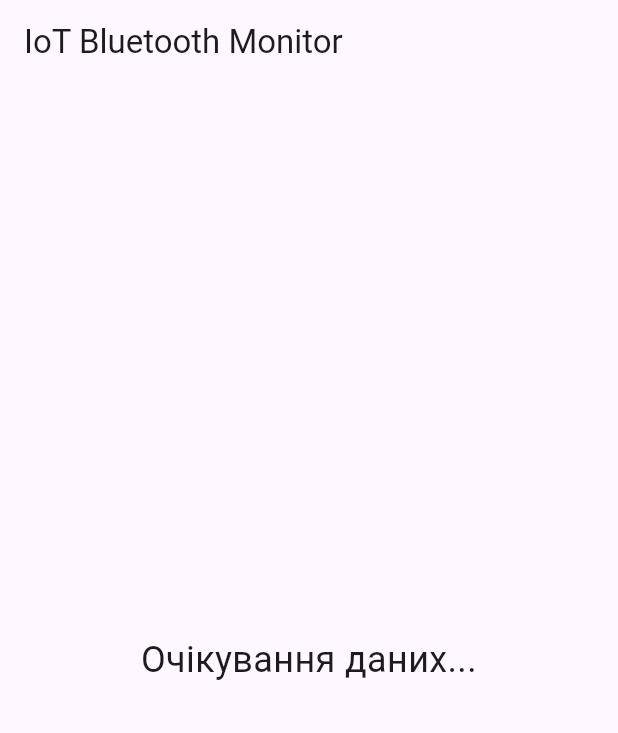
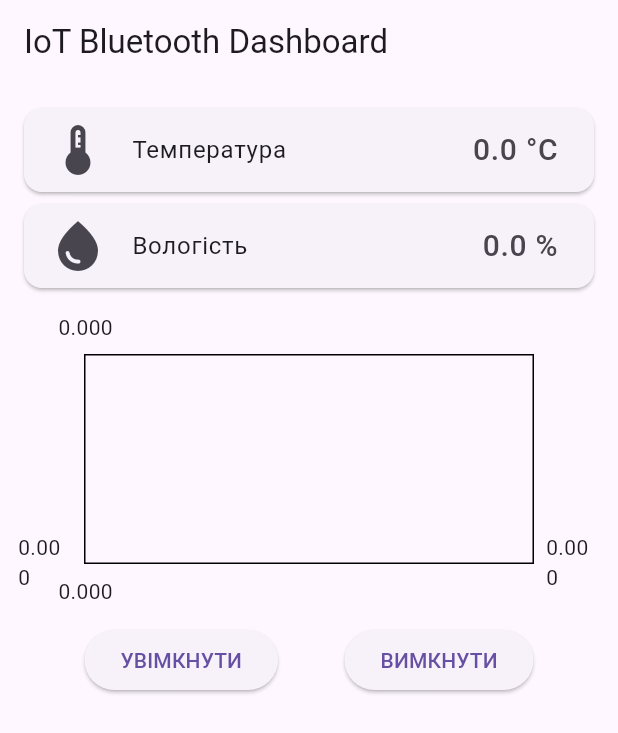
Before and after one commit to David-Tokovenko/https---github.com-David-Tokovenko-lab, a Flutter app: the screen it shows after launch, on a phone screen of 412 x 824 dp. Shown: the top 733 px of the screen. Run offline on Flutter 3.47's test engine with Material 3 defaults, Android fonts, the phone set to English and light mode, and no system bars; drawn by our look-alikes of fl_chart; our stand-ins replace flutter_blue_plus.

Commit message:
Update main.dart and remove lab documents

```diff
--- a/lab/lib/main.dart
+++ b/lab/lib/main.dart
@@ -1,9 +1,7 @@
 import 'package:flutter/material.dart';
 import 'package:flutter_blue_plus/flutter_blue_plus.dart';
+import 'package:fl_chart/fl_chart.dart';
 import 'dart:convert';
-
-const String serviceUUID = "12345678-1234-1234-1234-1234567890ab";
-const String characteristicUUID = "abcd1234-5678-1234-5678-abcdef123456";
 
 void main() {
   runApp(const MyApp());
@@ -14,8 +12,10 @@ class MyApp extends StatelessWidget {
 
   @override
   Widget build(BuildContext context) {
-    return const MaterialApp(
-      home: BluetoothPage(),
+    return MaterialApp(
+      debugShowCheckedModeBanner: false,
+      theme: ThemeData(primarySwatch: Colors.blue),
+      home: const BluetoothPage(),
     );
   }
 }
@@ -29,65 +29,126 @@ class BluetoothPage extends StatefulWidget {
 
 class _BluetoothPageState extends State<BluetoothPage> {
   BluetoothDevice? device;
-  BluetoothCharacteristic? characteristic;
-  String receivedData = "Очікування даних...";
+
+  BluetoothCharacteristic? tempChar;
+  BluetoothCharacteristic? humChar;
+  BluetoothCharacteristic? cmdChar;
+
+  double temperature = 0;
+  double humidity = 0;
+
+  List<FlSpot> tempData = [];
+  int time = 0;
 
   @override
   void initState() {
     super.initState();
-    scanDevices();
+    scan();
   }
 
-  void scanDevices() {
+  void scan() {
     FlutterBluePlus.startScan(timeout: const Duration(seconds: 5));
-
     FlutterBluePlus.scanResults.listen((results) async {
-      for (ScanResult r in results) {
+      for (var r in results) {
         if (r.device.name == "ESP32_IOT_Device") {
           device = r.device;
           FlutterBluePlus.stopScan();
-          await connectToDevice();
+          await connect();
           break;
         }
       }
     });
   }
 
-  Future<void> connectToDevice() async {
-    if (device == null) return;
+  Future<void> connect() async {
+    await device!.connect();
+    final services = await device!.discoverServices();
 
-    await device!.connect();
-    List<BluetoothService> services = await device!.discoverServices();
-
-    for (var service in services) {
-      if (service.uuid.toString() == serviceUUID) {
-        for (var c in service.characteristics) {
-          if (c.uuid.toString() == characteristicUUID) {
-            characteristic = c;
-            await characteristic!.setNotifyValue(true);
-
-            characteristic!.value.listen((value) {
-              setState(() {
-                receivedData = utf8.decode(value);
-              });
-            });
-          }
-        }
+    for (var s in services) {
+      for (var c in s.characteristics) {
+        if (c.uuid.toString() == tempCharUUID) tempChar = c;
+        if (c.uuid.toString() == humCharUUID) humChar = c;
+        if (c.uuid.toString() == cmdCharUUID) cmdChar = c;
       }
     }
+
+    await tempChar!.setNotifyValue(true);
+    await humChar!.setNotifyValue(true);
+
+    tempChar!.value.listen((value) {
+      setState(() {
+        temperature = double.parse(utf8.decode(value));
+        tempData.add(FlSpot(time.toDouble(), temperature));
+        time++;
+      });
+    });
+
+    humChar!.value.listen((value) {
+      setState(() {
+        humidity = double.parse(utf8.decode(value));
+      });
+    });
+  }
+
+  void sendCommand(String cmd) {
+    cmdChar?.write(utf8.encode(cmd));
   }
 
   @override
   Widget build(BuildContext context) {
     return Scaffold(
-      appBar: AppBar(
-        title: const Text("IoT Bluetooth Monitor"),
+      appBar: AppBar(title: const Text("IoT Bluetooth Dashboard")),
+      body: Padding(
+        padding: const EdgeInsets.all(12),
+        child: Column(
+          children: [
+            sensorCard("Температура", "$temperature °C", Icons.thermostat),
+            sensorCard("Вологість", "$humidity %", Icons.water_drop),
+            const SizedBox(height: 10),
+            chart(),
+            const SizedBox(height: 10),
+            Row(
+              mainAxisAlignment: MainAxisAlignment.spaceEvenly,
+              children: [
+                ElevatedButton(
+                  onPressed: () => sendCommand("ON"),
+                  child: const Text("УВІМКНУТИ"),
+                ),
+                ElevatedButton(
+                  onPressed: () => sendCommand("OFF"),
+                  child: const Text("ВИМКНУТИ"),
+                ),
+              ],
+            )
+          ],
+        ),
       ),
-      body: Center(
-        child: Text(
-          receivedData,
-          style: const TextStyle(fontSize: 24),
-          textAlign: TextAlign.center,
+    );
+  }
+
+  Widget sensorCard(String title, String value, IconData icon) {
+    return Card(
+      child: ListTile(
+        leading: Icon(icon, size: 40),
+        title: Text(title),
+        trailing: Text(value, style: const TextStyle(fontSize: 20)),
+      ),
+    );
+  }
+
+  Widget chart() {
+    return SizedBox(
+      height: 200,
+      child: LineChart(
+        LineChartData(
+          lineBarsData: [
+            LineChartBarData(
+              spots: tempData,
+              isCurved: true,
+              barWidth: 3,
+              dotData: FlDotData(show: false),
+            )
+          ],
         ),
       ),
     );
```
